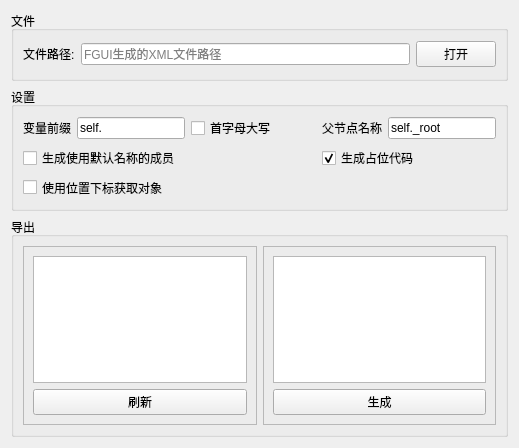
The window that Modules/FGUIToxLua/sfguitoxlua.ui (cnscj/WorkHelper) describes before a commit, drawn with Qt 5.
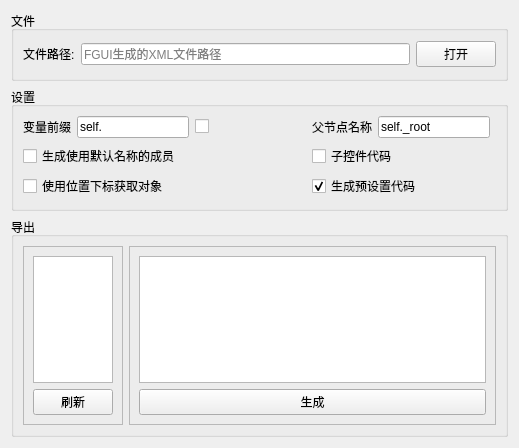
The same window after the commit.

Commit message: feat:记录上次打开+生成预代码

Diff of the .ui file:
```diff
--- a/Modules/FGUIToxLua/sfguitoxlua.ui
+++ b/Modules/FGUIToxLua/sfguitoxlua.ui
@@ -86,67 +86,60 @@
       <string>设置</string>
      </property>
      <layout class="QGridLayout" name="gridLayout_5">
-      <item row="0" column="0">
-       <widget class="QLabel" name="label_2">
-        <property name="text">
-         <string>变量前缀</string>
-        </property>
-       </widget>
-      </item>
-      <item row="2" column="0" colspan="2">
-       <widget class="QCheckBox" name="useIndexCb">
-        <property name="text">
-         <string>使用位置下标获取对象</string>
-        </property>
-       </widget>
-      </item>
-      <item row="0" column="1">
-       <widget class="QLineEdit" name="prefixLe">
-        <property name="text">
-         <string>self.</string>
-        </property>
-       </widget>
-      </item>
-      <item row="1" column="0" colspan="2">
-       <widget class="QCheckBox" name="outDefNameCb">
-        <property name="text">
-         <string>生成使用默认名称的成员</string>
-        </property>
-       </widget>
-      </item>
       <item row="0" column="4">
-       <widget class="QLabel" name="label_3">
-        <property name="text">
-         <string>父节点名称</string>
-        </property>
-       </widget>
-      </item>
-      <item row="0" column="5">
        <widget class="QLineEdit" name="parentNameLe">
         <property name="text">
          <string>self._root</string>
         </property>
        </widget>
       </item>
-      <item row="1" column="4" colspan="2">
-       <widget class="QCheckBox" name="outPlaceholderCb">
-        <property name="text">
-         <string>生成占位代码</string>
-        </property>
-        <property name="checked">
-         <bool>true</bool>
-        </property>
-       </widget>
-      </item>
       <item row="0" column="2">
        <widget class="QCheckBox" name="firstCharUpper">
-        <property name="text">
+        <property name="toolTip">
          <string>首字母大写</string>
         </property>
+        <property name="text">
+         <string/>
+        </property>
+       </widget>
+      </item>
+      <item row="1" column="0" colspan="2">
+       <widget class="QCheckBox" name="outDefNameCb">
+        <property name="text">
+         <string>生成使用默认名称的成员</string>
+        </property>
+       </widget>
+      </item>
+      <item row="0" column="1">
+       <widget class="QLineEdit" name="prefixLe">
+        <property name="text">
+         <string>self.</string>
+        </property>
+       </widget>
+      </item>
+      <item row="2" column="0" colspan="2">
+       <widget class="QCheckBox" name="useIndexCb">
+        <property name="text">
+         <string>使用位置下标获取对象</string>
+        </property>
+       </widget>
+      </item>
+      <item row="0" column="0">
+       <widget class="QLabel" name="label_2">
+        <property name="text">
+         <string>变量前缀</string>
+        </property>
        </widget>
       </item>
       <item row="0" column="3">
-       <spacer name="horizontalSpacer">
+       <widget class="QLabel" name="label_3">
+        <property name="text">
+         <string>父节点名称</string>
+        </property>
+       </widget>
+      </item>
+      <item row="2" column="2">
+       <spacer name="horizontalSpacer_3">
         <property name="orientation">
          <enum>Qt::Horizontal</enum>
         </property>
@@ -158,6 +151,36 @@
         </property>
        </spacer>
       </item>
+      <item row="2" column="3" colspan="3">
+       <widget class="QCheckBox" name="genPostCodeChb">
+        <property name="text">
+         <string>生成预设置代码</string>
+        </property>
+        <property name="checked">
+         <bool>true</bool>
+        </property>
+       </widget>
+      </item>
+      <item row="1" column="2">
+       <spacer name="horizontalSpacer_2">
+        <property name="orientation">
+         <enum>Qt::Horizontal</enum>
+        </property>
+        <property name="sizeHint" stdset="0">
+         <size>
+          <width>40</width>
+          <height>20</height>
+         </size>
+        </property>
+       </spacer>
+      </item>
+      <item row="1" column="3" colspan="2">
+       <widget class="QCheckBox" name="childCodeChB">
+        <property name="text">
+         <string>子控件代码</string>
+        </property>
+       </widget>
+      </item>
      </layout>
     </widget>
    </item>
@@ -166,7 +189,7 @@
      <property name="title">
       <string>导出</string>
      </property>
-     <layout class="QGridLayout" name="gridLayout_4" columnstretch="1,1">
+     <layout class="QGridLayout" name="gridLayout_4" columnstretch="1,4">
       <item row="0" column="0">
        <widget class="QFrame" name="frame">
         <property name="frameShape">
```
The commit also changes 7 other files.
